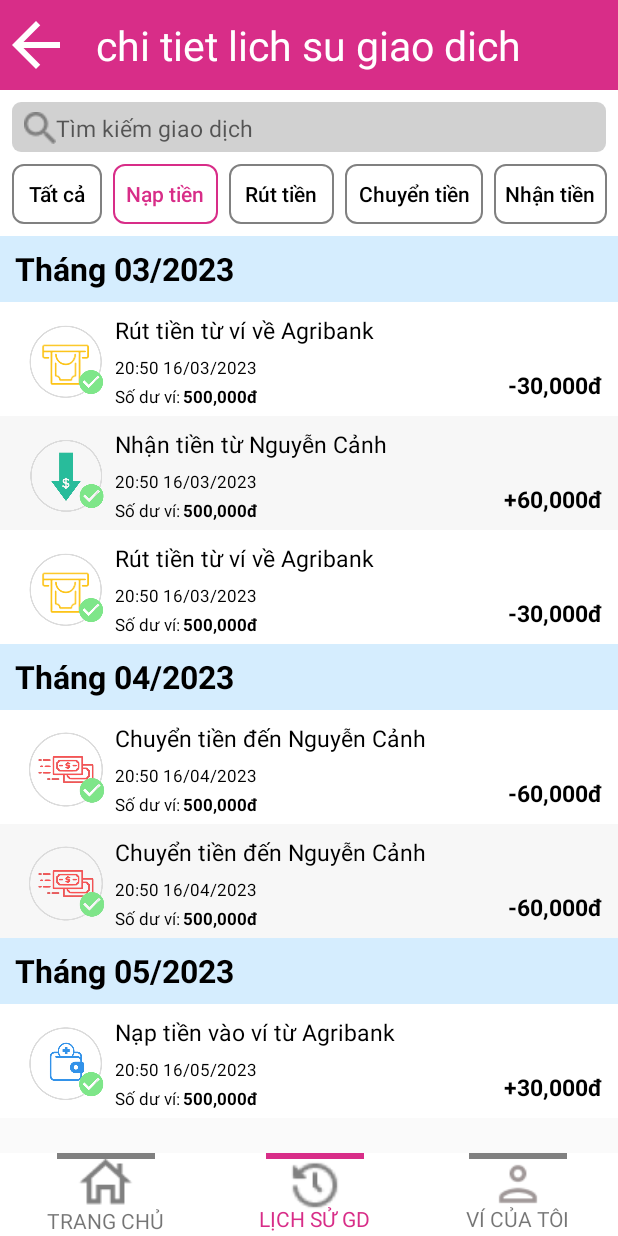
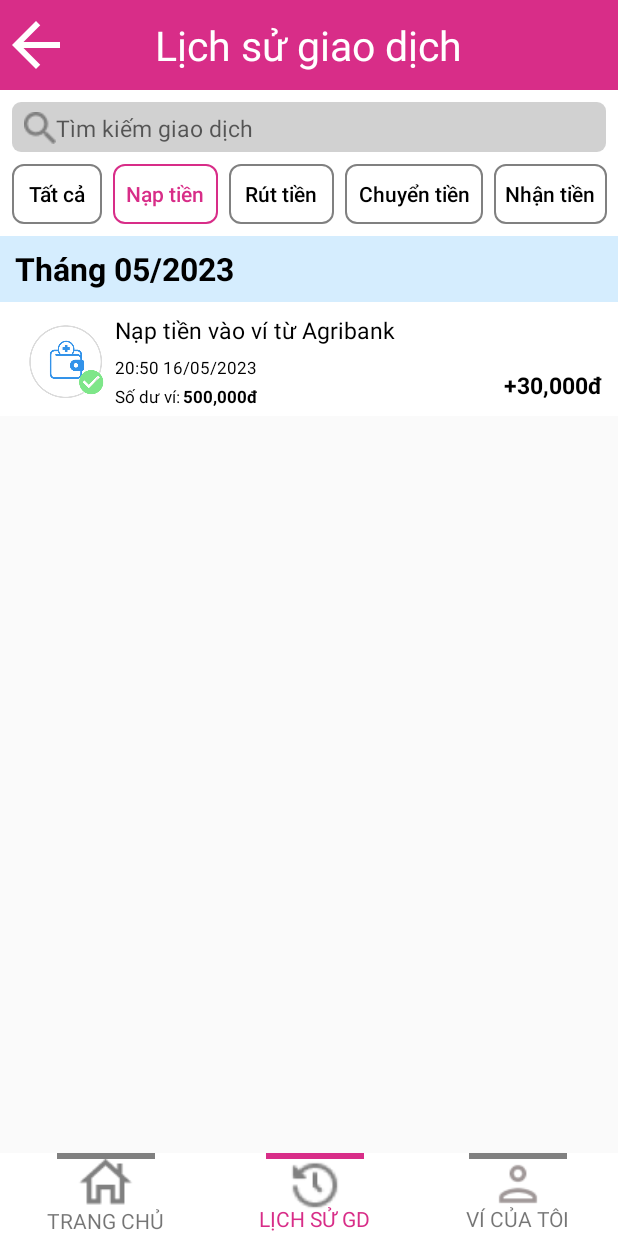
Before and after one commit to NgTheHng1/SQA_Android, an Android app: the screen it shows after launch (HisTransActivity), after a tap on "Nạp tiền", on a phone screen of 412 x 824 dp. Run offline under Robolectric (Android 15) with nearby library versions, the phone set to English and light mode, and no system bars.

Commit message:
Sencond commit

```diff
--- a/app/src/main/java/com/example/mobileappprogrammingproject/HisTransActivity.java
+++ b/app/src/main/java/com/example/mobileappprogrammingproject/HisTransActivity.java
@@ -6,7 +6,6 @@ import androidx.recyclerview.widget.LinearLayoutManager;
 import androidx.recyclerview.widget.RecyclerView;
 
 import android.os.Bundle;
-import android.util.Log;
 import android.view.View;
 import android.widget.Button;
 import android.widget.ImageButton;
@@ -36,10 +35,18 @@ public class HisTransActivity extends AppCompatActivity {;
         setContentView(R.layout.history_transaction);
         getData();
         setControl();
-        renderView();
         setEvent();
     }
     private void getData(){
+
+        new HttpAsyncTask(new HttpAsyncTask.TaskCompleteListener<String>() {
+            @Override
+            public void onTaskComplete(String result) {
+//                Gson gson = new Gson();
+//                Type listType = new TypeToken<List<Integer>>(){}.getType();
+//                List<Integer> list = gson.fromJson(result, listType);
+//                Toast.makeText(HisTransActivity.this, String.valueOf(list.get(0)), Toast.LENGTH_SHORT).show();
+
                 Bank  Agribank = new Bank(1, 0.01, "Agribank",R.drawable.agribank_logo);
                 //gọi api lại mõi khi cần thông tin tài khoản được liên kết phải cập nhật real-time
                 BankAccount myBankAccount = new BankAccount("AGR001", 1000000, "0390102035", Agribank);
@@ -58,17 +65,10 @@ public class HisTransActivity extends AppCompatActivity {;
                         new BankTrans("W001", 30000, LocalDateTime.of(2023, 5, 16, 20, 50, 30), 500000, myBankAccount, Transactions.BANK_DEPOSIT)
                 ));
 
-//        new HttpAsyncTask(HisTransActivity.this).execute(MyId.getAdd("transactions"));
-
-        new HttpAsyncTask(new HttpAsyncTask.TaskCompleteListener<String>() {
-            @Override
-            public void onTaskComplete(String result) {
-                Gson gson = new Gson();
-                Type listType = new TypeToken<List<Integer>>(){}.getType();
-                List<Integer> list = gson.fromJson(result, listType);
-                Toast.makeText(HisTransActivity.this, String.valueOf(list.get(0)), Toast.LENGTH_SHORT).show();
+                renderView();
             }
-        }).execute(MyId.getAdd("transactions"));
+        }).execute(HttpAsyncTask.getRoute("transactions"));
+//    }).execute(HttpAsyncTask.getRoute("transactions"));
     }
     private void renderView(){
         recyclerView = findViewById(R.id.recy_total_trans_his);
@@ -95,15 +95,14 @@ public class HisTransActivity extends AppCompatActivity {;
             @Override
             public void onClick(View view) {
                 hiliButton(btnAllTrans);
-//                recyclerView.setAdapter(new TotalTransViewAdapter(HisTransActivity.this, listTrans));
+                recyclerView.setAdapter(new TotalTransViewAdapter(HisTransActivity.this, listTrans));
             }
         });
         btnDepositTrans.setOnClickListener(new View.OnClickListener() {
             @Override
             public void onClick(View view) {
                 hiliButton(btnDepositTrans);
-//                recyclerView.setAdapter(new TotalTransViewAdapter(HisTransActivity.this, listFilteredTrans(Transactions.BANK_DEPOSIT)));
-                titleLayout.setText("chi tiet lich su giao dich");
+                recyclerView.setAdapter(new TotalTransViewAdapter(HisTransActivity.this, listFilteredTrans(Transactions.BANK_DEPOSIT)));
             }
         });
         btnWithTrans.setOnClickListener(new View.OnClickListener() {
--- a/app/src/main/java/com/example/mobileappprogrammingproject/HttpAsyncTask.java
+++ b/app/src/main/java/com/example/mobileappprogrammingproject/HttpAsyncTask.java
@@ -1,19 +1,11 @@
 package com.example.mobileappprogrammingproject;
 
-import android.annotation.SuppressLint;
-import android.app.Activity;
-import android.content.Context;
 import android.os.AsyncTask;
-import android.view.View;
 
 import java.io.BufferedReader;
 import java.io.InputStreamReader;
-import java.lang.reflect.Type;
 import java.net.HttpURLConnection;
 import java.net.URL;
-import java.util.ArrayList;
-import java.util.List;
-import com.google.gson.Gson;
 
 public class HttpAsyncTask extends AsyncTask<String, Void, String> {
     private TaskCompleteListener<String> listener;
@@ -64,6 +56,9 @@ public class HttpAsyncTask extends AsyncTask<String, Void, String> {
             listener.onTaskComplete(result);
         }
     }
+    public static String getRoute(String route){
+        return String.format("http://%s:3000/%s","192.168.1.9", route);
+    }
 
     public interface TaskCompleteListener<T> {
         void onTaskComplete(T result);
```
Also changed, not shown: app/src/main/java/com/example/mobileappprogrammingproject/MyId.java (deleted, +0 -7 lines). Lines whose indentation alone changed are shown as unchanged.
